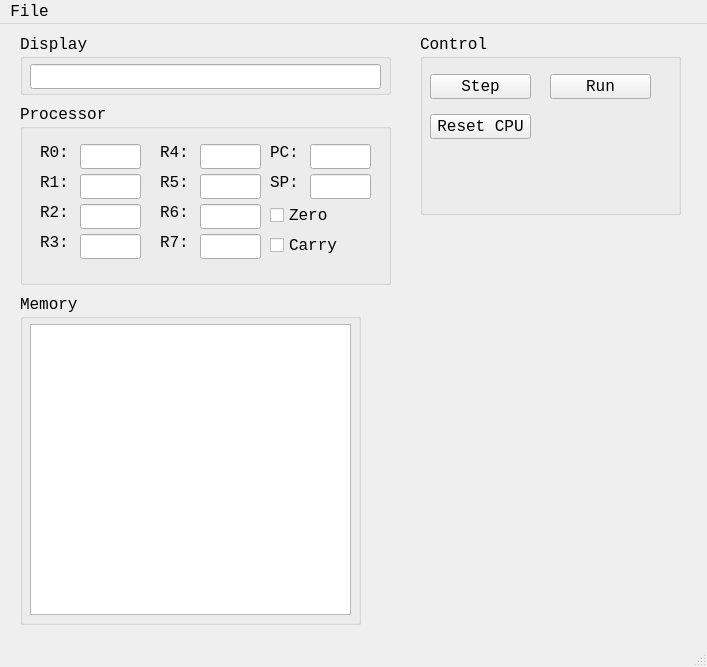
This is src/MainWindow.ui in g0mb4/tvm as Qt 5 draws it before an edit. The edited form follows.
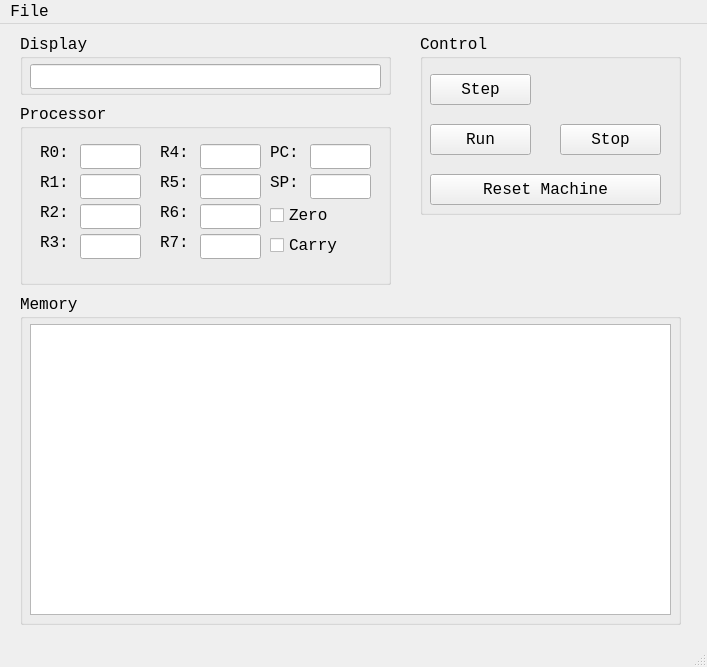
This is the edited form.

Commit message: UI redesign, Stop button.

Patch:
```diff
--- a/src/MainWindow.ui
+++ b/src/MainWindow.ui
@@ -25,7 +25,7 @@
      <rect>
       <x>20</x>
       <y>270</y>
-      <width>341</width>
+      <width>661</width>
       <height>331</height>
      </rect>
     </property>
@@ -37,7 +37,7 @@
       <rect>
        <x>10</x>
        <y>30</y>
-       <width>321</width>
+       <width>641</width>
        <height>291</height>
       </rect>
      </property>
@@ -369,7 +369,7 @@
        <x>10</x>
        <y>40</y>
        <width>101</width>
-       <height>25</height>
+       <height>31</height>
       </rect>
      </property>
      <property name="text">
@@ -380,28 +380,41 @@
      <property name="geometry">
       <rect>
        <x>10</x>
-       <y>80</y>
-       <width>101</width>
-       <height>25</height>
+       <y>140</y>
+       <width>231</width>
+       <height>31</height>
       </rect>
      </property>
      <property name="text">
-      <string>Reset CPU</string>
+      <string>Reset Machine</string>
      </property>
     </widget>
     <widget class="QPushButton" name="btn_run">
      <property name="geometry">
       <rect>
-       <x>130</x>
-       <y>40</y>
+       <x>10</x>
+       <y>90</y>
        <width>101</width>
-       <height>25</height>
+       <height>31</height>
       </rect>
      </property>
      <property name="text">
       <string>Run</string>
      </property>
     </widget>
+    <widget class="QPushButton" name="btn_stop">
+     <property name="geometry">
+      <rect>
+       <x>140</x>
+       <y>90</y>
+       <width>101</width>
+       <height>31</height>
+      </rect>
+     </property>
+     <property name="text">
+      <string>Stop</string>
+     </property>
+    </widget>
    </widget>
    <widget class="QGroupBox" name="groupBox_4">
     <property name="geometry">
```
The commit also changes 1 other file.
